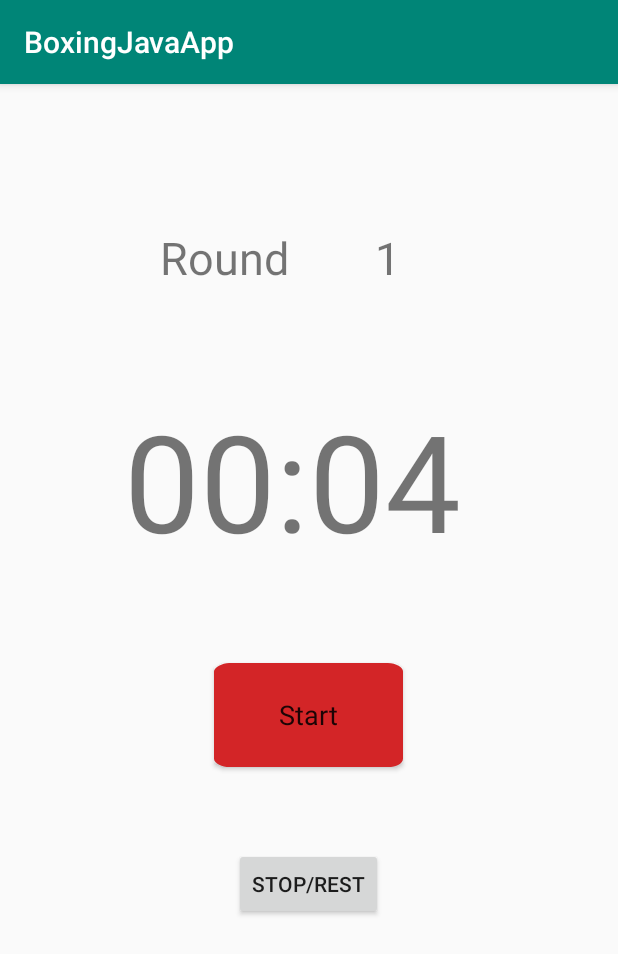
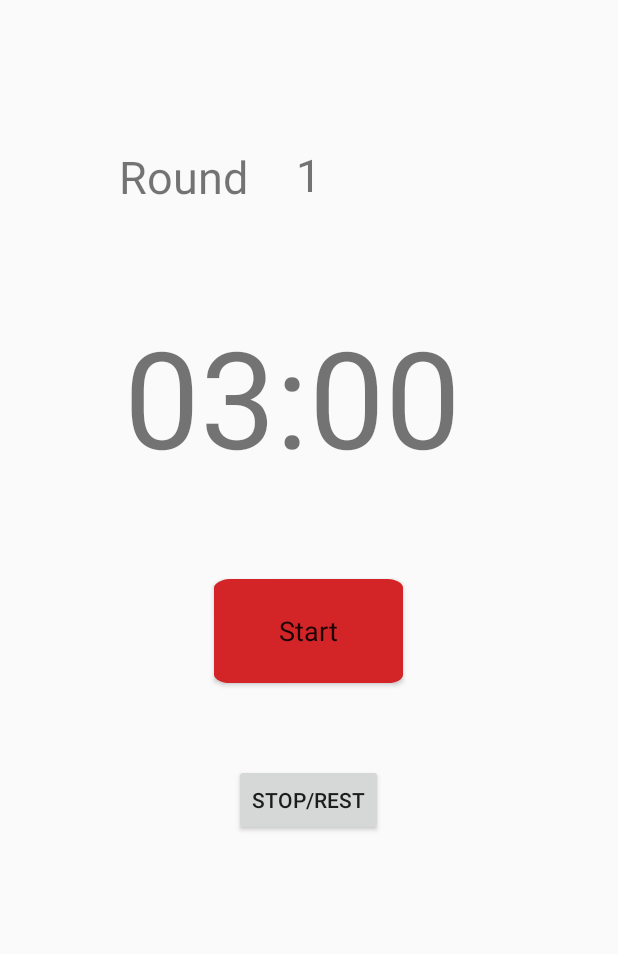
Before and after one commit to resulkucar/BoxingTimer, an Android app: the screen it shows after launch (MainActivity), after a tap on "Start", on a phone screen of 412 x 824 dp. Shown: the top 954 px of the screen. Run offline under Robolectric (Android 15) with nearby library versions, the phone set to English and light mode, and no system bars.

Commit message:
RoundTimer and Rest Timer are switching back and forth. Working on pausing the timer.

```diff
--- a/app/src/main/java/com/example/boxingjavaapp/MainActivity.java
+++ b/app/src/main/java/com/example/boxingjavaapp/MainActivity.java
@@ -20,6 +20,8 @@ public class MainActivity extends AppCompatActivity {
         return a;
     }
 
+    private long time = 0;
+
     TextView tvTimer;
     TextView textRest;
     TextView roundCtr;
@@ -40,8 +42,8 @@ public class MainActivity extends AppCompatActivity {
 
     public void rest(int n) {
         findViewById(R.id.tRest).setVisibility(View.VISIBLE);
-        int restTime = n*1000;
-        timer = new CountDownTimer(restTime, 1000) {
+        long restTime = n*1000;
+        timer = new CountDownTimer(restTime, 500) {
             @Override
             public void onTick(long millSecondsLeftToFinish) {
                 long min = TimeUnit.MILLISECONDS.toMinutes(millSecondsLeftToFinish);
@@ -54,20 +56,22 @@ public class MainActivity extends AppCompatActivity {
                 start();
                 timer.cancel();
                 findViewById(R.id.tRest).setVisibility(View.GONE);
-                getCounter();
-                roundLength(5);
+                int x= getCounter();
+                roundCtr.setText(Integer.toString(x));
+                roundLength(181);
             }
         };
         timer.start();
     }
     public void roundLength(int n) {
 
-            int adjLength= n *1000;
-            timer = new CountDownTimer(adjLength, 1000) {
+            long adjLength= n *1000;
+            timer = new CountDownTimer(adjLength, 500) {
                 @Override
                 public void onTick(final long millSecondsLeftToFinish) {
-                    long min = TimeUnit.MILLISECONDS.toMinutes(millSecondsLeftToFinish);
-                    long sec = TimeUnit.MILLISECONDS.toSeconds(millSecondsLeftToFinish) - TimeUnit.MINUTES.toSeconds(TimeUnit.MILLISECONDS.toMinutes(millSecondsLeftToFinish));
+                    time = millSecondsLeftToFinish;
+                    long min = TimeUnit.MILLISECONDS.toMinutes(time);
+                    long sec = TimeUnit.MILLISECONDS.toSeconds(time) - TimeUnit.MINUTES.toSeconds(TimeUnit.MILLISECONDS.toMinutes(time));
                     tvTimer.setText(String.format("%02d:%02d ", min, sec));
                 }
 
@@ -87,11 +91,13 @@ public class MainActivity extends AppCompatActivity {
 
                     }
                     int x =getCounter();
-                    int i=4;
-                    if(x>=i){
+                    int i=12;
+                    if(x<=i){
+                        rest(46);
+                    }else {
                         timer.cancel();
+                        myCounter = 0;
                     }
-                    rest(10);
 
                 }
             };
@@ -99,13 +105,15 @@ public class MainActivity extends AppCompatActivity {
         }
 
     public void startOnClick(View view) {
-        roundLength(5);
+        findViewById(R.id.roundCounter).setVisibility(View.VISIBLE);
+        roundLength(181);
 
     }
 
     public void stopOnClick(View view) {
         timer.cancel();
         // reset
+        myCounter=0;
         tvTimer.setText("00:00");
     }
 
--- a/app/src/main/res/layout/activity_main.xml
+++ b/app/src/main/res/layout/activity_main.xml
@@ -51,8 +51,8 @@
         android:layout_alignParentTop="true"
         android:layout_alignParentEnd="true"
         android:layout_centerHorizontal="true"
-        android:layout_marginTop="95dp"
-        android:layout_marginEnd="212dp"
+        android:layout_marginTop="97dp"
+        android:layout_marginEnd="239dp"
         android:text="Round "
         android:textSize="30sp" />
 
@@ -61,10 +61,8 @@
         android:layout_width="wrap_content"
         android:layout_height="wrap_content"
         android:layout_alignParentTop="true"
-        android:layout_alignParentEnd="true"
+        android:layout_marginTop="96dp"
         android:layout_centerHorizontal="true"
-        android:layout_marginTop="95dp"
-        android:layout_marginEnd="145dp"
         android:text="1"
         android:textSize="30sp" />
 
--- a/app/src/main/res/values/styles.xml
+++ b/app/src/main/res/values/styles.xml
@@ -1,10 +1,10 @@
 <resources>
 
     <!-- Base application theme. -->
-    <style name="AppTheme" parent="Theme.AppCompat.Light.DarkActionBar">
+    <style name="AppTheme" parent="Theme.AppCompat.Light.NoActionBar">
         <!-- Customize your theme here. -->
-        <item name="colorPrimary">@color/colorPrimary</item>
-        <item name="colorPrimaryDark">@color/colorPrimaryDark</item>
+        <item name="colorPrimary">@color/ic_launcher_background</item>
+        <item name="colorPrimaryDark">@color/ic_launcher_background</item>
         <item name="colorAccent">@color/colorAccent</item>
     </style>
 
```
